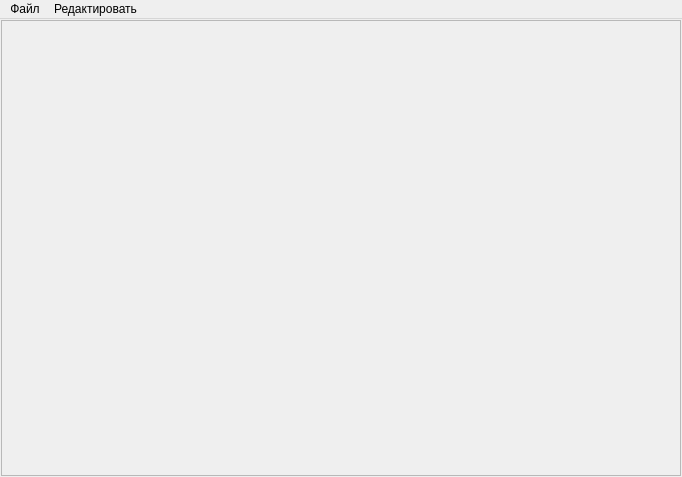
Before: the Qt Designer form mainwindow.ui in SPROgster/ImageProcessing, drawn with Qt 5.
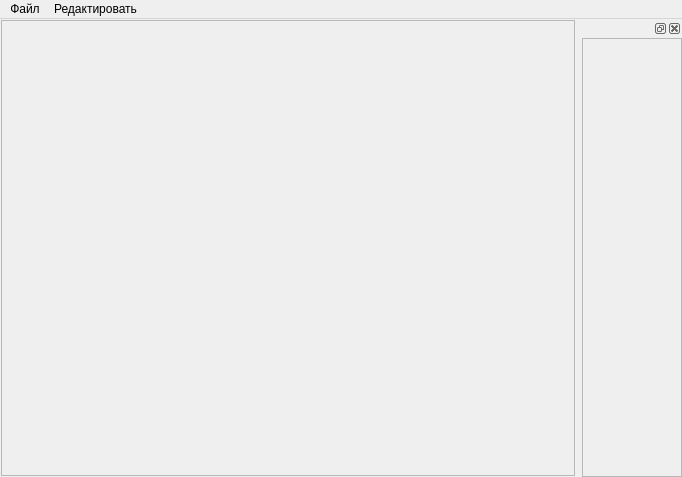
After: the same form once the commit is applied.

```diff
--- a/mainwindow.ui
+++ b/mainwindow.ui
@@ -46,7 +46,7 @@
         <rect>
          <x>0</x>
          <y>0</y>
-         <width>678</width>
+         <width>577</width>
          <height>452</height>
         </rect>
        </property>
@@ -104,6 +104,79 @@
    <addaction name="menuFile"/>
    <addaction name="menuEdit"/>
   </widget>
+  <widget class="QDockWidget" name="historyDock">
+   <property name="sizePolicy">
+    <sizepolicy hsizetype="Fixed" vsizetype="Preferred">
+     <horstretch>0</horstretch>
+     <verstretch>0</verstretch>
+    </sizepolicy>
+   </property>
+   <property name="minimumSize">
+    <size>
+     <width>100</width>
+     <height>111</height>
+    </size>
+   </property>
+   <property name="maximumSize">
+    <size>
+     <width>100</width>
+     <height>524287</height>
+    </size>
+   </property>
+   <attribute name="dockWidgetArea">
+    <number>2</number>
+   </attribute>
+   <widget class="QWidget" name="historyDockContents">
+    <layout class="QVBoxLayout" name="verticalLayout">
+     <property name="leftMargin">
+      <number>0</number>
+     </property>
+     <property name="topMargin">
+      <number>0</number>
+     </property>
+     <property name="rightMargin">
+      <number>0</number>
+     </property>
+     <property name="bottomMargin">
+      <number>0</number>
+     </property>
+     <item>
+      <widget class="QScrollArea" name="historyArea">
+       <property name="widgetResizable">
+        <bool>true</bool>
+       </property>
+       <property name="alignment">
+        <set>Qt::AlignLeading|Qt::AlignLeft|Qt::AlignTop</set>
+       </property>
+       <widget class="QWidget" name="historyAreaContents">
+        <property name="geometry">
+         <rect>
+          <x>0</x>
+          <y>0</y>
+          <width>98</width>
+          <height>432</height>
+         </rect>
+        </property>
+        <layout class="QVBoxLayout" name="verticalLayout_2">
+         <property name="leftMargin">
+          <number>0</number>
+         </property>
+         <property name="topMargin">
+          <number>0</number>
+         </property>
+         <property name="rightMargin">
+          <number>0</number>
+         </property>
+         <property name="bottomMargin">
+          <number>0</number>
+         </property>
+        </layout>
+       </widget>
+      </widget>
+     </item>
+    </layout>
+   </widget>
+  </widget>
   <action name="actionOpen">
    <property name="text">
     <string>Открыть</string>
```
